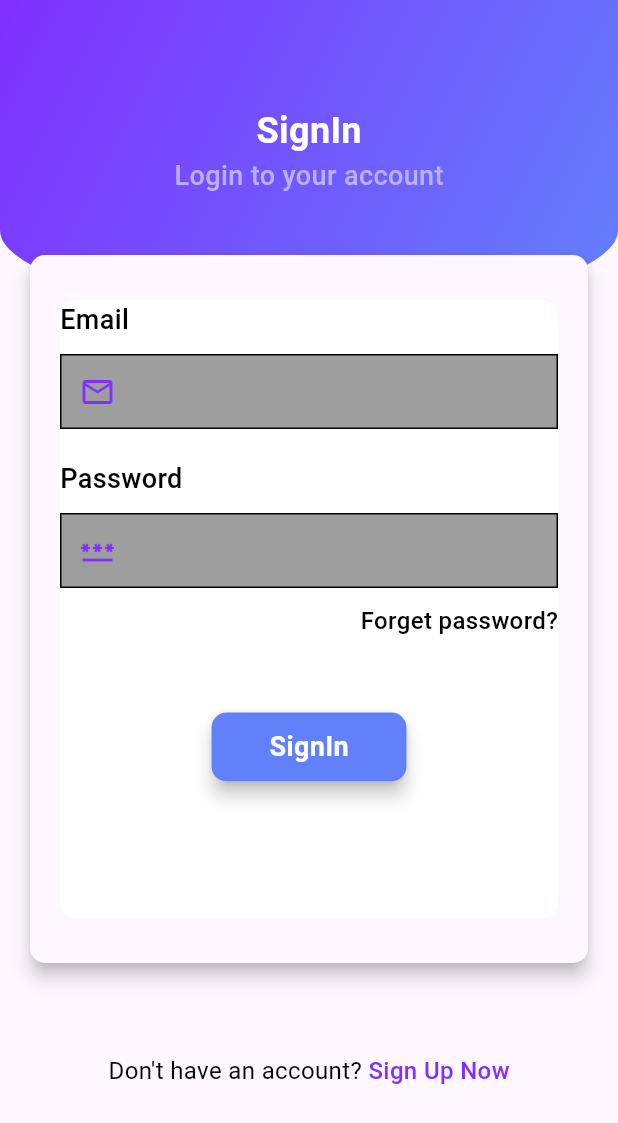
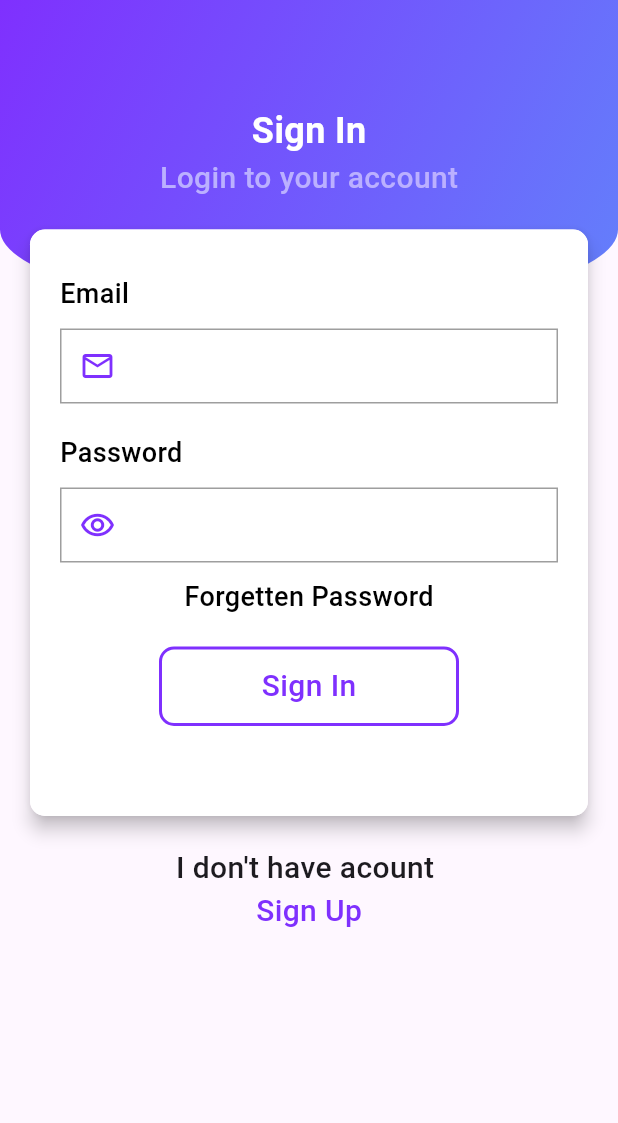
Before and after one commit to eng-abdallahyasser/chat_app, a Flutter app: the SignIn screen opened by its route, on a phone screen of 412 x 824 dp. Shown: the top 1123 px of the screen. Run offline on Flutter 3.47's test engine with Material 3 defaults, Android fonts, the phone set to English and light mode, and no system bars.

Commit message:
"Removed SignIn.dart file and refactored signin.dart file by reordering and reformatting code, removing some widgets and properties, and making minor styling changes."

```diff
--- a/chat_app/lib/presentation/screens/signin.dart
+++ b/chat_app/lib/presentation/screens/signin.dart
@@ -11,135 +11,97 @@ class _SignInState extends State<SignIn> {
   @override
   Widget build(BuildContext context) {
     return Scaffold(
-      body: Container(
-        child: Stack(
+      resizeToAvoidBottomInset: false,
+      body: Stack(
         children: [
           Container(
             height: MediaQuery.of(context).size.height / 4.0,
             width: MediaQuery.of(context).size.width,
             decoration: BoxDecoration(
-                gradient: const LinearGradient(
-                  colors: [
+                gradient: const LinearGradient(colors: [
                   Color(0xFF7f30fe),
                   Color(0xFF6380fb),
-                  ],
-                  begin: Alignment.topLeft,
-                  end: Alignment.bottomRight,
-                ),
+                ], begin: Alignment.topLeft, end: Alignment.bottomRight),
                 borderRadius: BorderRadius.vertical(
                     bottom: Radius.elliptical(
-                    MediaQuery.of(context).size.width,
-                    105,
-                  ),
-                ),
-              ),
+                        MediaQuery.of(context).size.width, 106.0))),
           ),
           Padding(
-              padding: const EdgeInsets.only(
-                top: 70.0,
-              ),
+            padding: const EdgeInsets.only(top: 70.0),
             child: Column(
               children: [
                 const Center(
                     child: Text(
-                      'SignIn',
+                  "Sign In",
                   style: TextStyle(
                       color: Colors.white,
                       fontSize: 24.0,
-                        fontWeight: FontWeight.bold,
-                      ),
-                    ),
-                  ),
+                      fontWeight: FontWeight.bold),
+                )),
                 const Center(
                     child: Text(
-                      'Login to your account',
+                  "Login to your account",
                   style: TextStyle(
                       color: Color(0xFFbbb0ff),
+                      fontSize: 20.0,
+                      fontWeight: FontWeight.w500),
+                )),
+                Container(
+                  margin: const EdgeInsets.symmetric(
+                      vertical: 20.0, horizontal: 20.0),
+                  child: Material(
+                    elevation: 5.0,
+                    borderRadius: BorderRadius.circular(10.0),
+                    child: Container(
+                      padding: const EdgeInsets.symmetric(
+                          vertical: 30.0, horizontal: 20.0),
+                      // height: MediaQuery.of(context).size.height / 2,
+                      // width: MediaQuery.of(context).size.width,
+                      decoration: BoxDecoration(
+                          color: Colors.white,
+                          borderRadius: BorderRadius.circular(10)),
+                      child: Column(
+                        crossAxisAlignment: CrossAxisAlignment.start,
+                        children: [
+                          const Text("Email",
+                              style: TextStyle(
+                                  color: Colors.black,
                                   fontSize: 18.0,
-                        fontWeight: FontWeight.w500,
-                      ),
+                                  fontWeight: FontWeight.w500)),
+                          const SizedBox(height: 10.0),
+                          Container(
+                            decoration: BoxDecoration(
+                                border: Border.all(
+                                    width: 1.0, color: Colors.black38)),
+                            child: const TextField(
+                              decoration: InputDecoration(
+                                  border: InputBorder.none,
+                                  prefixIcon: Icon(
+                                    Icons.mail_outline,
+                                    color: Color(0xff7f30fe),
+                                  )),
                             ),
                           ),
                           const SizedBox(
                             height: 20,
                           ),
-                  Container(
-                    margin: const EdgeInsets.symmetric(
-                      vertical: 20.0,
-                      horizontal: 20.0,
-                    ),
-                    child: Material(
-                      elevation: 5.0,
-                      borderRadius: BorderRadius.circular(
-                        10,
-                      ),
-                      child: Container(
-                        margin: const EdgeInsets.symmetric(
-                          vertical: 30.0,
-                          horizontal: 20.0,
-                        ),
-                        height: MediaQuery.of(context).size.height / 2,
-                        width: MediaQuery.of(context).size.width,
-                        decoration: BoxDecoration(
-                          color: Colors.white,
-                          borderRadius: BorderRadius.circular(10),
-                        ),
-                        child: Column(
-                          crossAxisAlignment: CrossAxisAlignment.start,
-                          children: [
-                            const Text(
-                              'Email',
+                          const Text("Password",
                               style: TextStyle(
                                   color: Colors.black,
                                   fontSize: 18.0,
-                                fontWeight: FontWeight.w500,
-                              ),
-                            ),
-                            const SizedBox(
-                              height: 10,
-                            ),
+                                  fontWeight: FontWeight.w500)),
+                          const SizedBox(height: 10.0),
                           Container(
                             decoration: BoxDecoration(
-                                border: Border.all(width: 1.0),
-                                color: Colors.black38,
-                              ),
+                                border: Border.all(
+                                    width: 1.0, color: Colors.black38)),
                             child: const TextField(
                               decoration: InputDecoration(
                                   border: InputBorder.none,
                                   prefixIcon: Icon(
-                                    Icons.mail_outline,
-                                    color: Color(0xFF7f30fe),
-                                  ),
-                                ),
-                              ),
-                            ),
-                            const SizedBox(
-                              height: 20,
-                            ),
-                            const Text(
-                              'Password',
-                              style: TextStyle(
-                                color: Colors.black,
-                                fontSize: 18.0,
-                                fontWeight: FontWeight.w500,
-                              ),
-                            ),
-                            const SizedBox(
-                              height: 10,
-                            ),
-                            Container(
-                              decoration: BoxDecoration(
-                                border: Border.all(width: 1.0),
-                                color: Colors.black38,
-                              ),
-                              child: const TextField(
-                                decoration: InputDecoration(
-                                  border: InputBorder.none,
-                                  prefixIcon: Icon(
-                                    Icons.password,
-                                    color: Color(0xFF7f30fe),
-                                  ),
-                                ),
+                                    Icons.remove_red_eye_outlined,
+                                    color: Color(0xff7f30fe),
+                                  )),
                               obscureText: true,
                             ),
                           ),
@@ -147,82 +109,71 @@ class _SignInState extends State<SignIn> {
                             height: 10,
                           ),
                           Container(
-                              alignment: Alignment.bottomRight,
-                              child: const Text(
-                                'Forget password?',
+                            alignment: Alignment.topCenter,
+                            child: const Text("Forgetten Password",
                                 style: TextStyle(
                                     color: Colors.black,
-                                  fontSize: 16.0,
-                                  fontWeight: FontWeight.w500,
-                                ),
-                              ),
+                                    fontSize: 18.0,
+                                    fontWeight: FontWeight.w500)),
                           ),
                           const SizedBox(
-                              height: 50,
+                            height: 20,
                           ),
                           Center(
                             child: Container(
-                                width: 130,
-                                child: Material(
-                                  elevation: 5.0,
-                                  borderRadius: BorderRadius.circular(
-                                    10,
-                                  ),
-                                  child: Container(
-                                    padding: const EdgeInsets.all(
-                                      10,
-                                    ),
+                              width: 200,
+                              padding: const EdgeInsets.all(10),
                               decoration: BoxDecoration(
-                                      color: const Color(
-                                        0xFF6380fb,
-                                      ),
-                                      borderRadius: BorderRadius.circular(10),
-                                    ),
+                                  border: Border.all(
+                                      color: const Color(0xff7f30fe), width: 2),
+                                  // color: const ,
+                                  borderRadius: BorderRadius.circular(10)),
                               child: const Center(
                                 child: Text(
-                                        'SignIn',
+                                  "Sign In",
                                   style: TextStyle(
-                                          color: Colors.white,
-                                          fontSize: 18.0,
-                                          fontWeight: FontWeight.bold,
+                                    fontSize: 20.0,
+                                    color: Color(0xff7f30fe),
+                                    fontWeight: FontWeight.w500,
                                   ),
                                 ),
                               ),
                             ),
                           ),
-                              ),
+                          const SizedBox(
+                            height: 30,
                           ),
                         ],
                       ),
                     ),
                   ),
                 ),
-                  const SizedBox(height: 40,),
-                  const Row(
-                    mainAxisAlignment: MainAxisAlignment.center,
+                const Center(
+                    child: Center(
+                  child: Column(
                     children: [
                       Text(
-                        "Don't have an account?",
+                        "I don't have acount ",
                         style: TextStyle(
-                          color: Colors.black,
-                          fontSize: 16.0,
+                          fontSize: 20.0,
+                          fontWeight: FontWeight.w500,
                         ),
                       ),
                       Text(
-                        " Sign Up Now",
+                        "Sign Up",
                         style: TextStyle(
-                          color: Color(0xFF7f30fe),
-                          fontSize: 16.0,
+                          fontSize: 20.0,
+                          color: Color(0xff7f30fe),
                           fontWeight: FontWeight.w500,
                         ),
                       ),
                     ],
                   ),
+                ))
               ],
             ),
-            ),
+          )
         ],
-        ),
       ),
     );
   }
```
Also changed, not shown: chat_app/lib/presentation/screens/sign_in_screen.dart (deleted, +0 -175 lines). Lines whose indentation alone changed are shown as unchanged.
